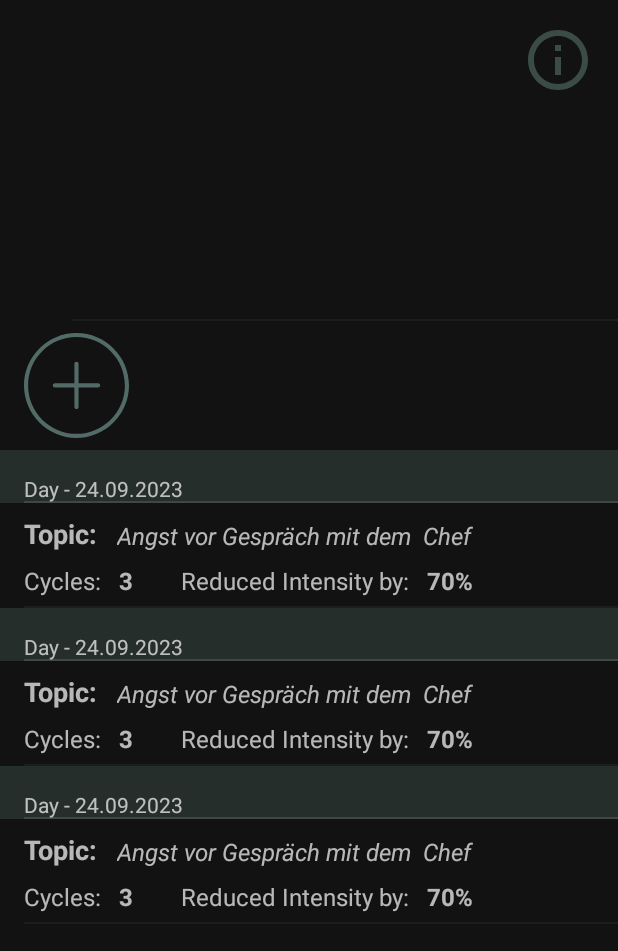
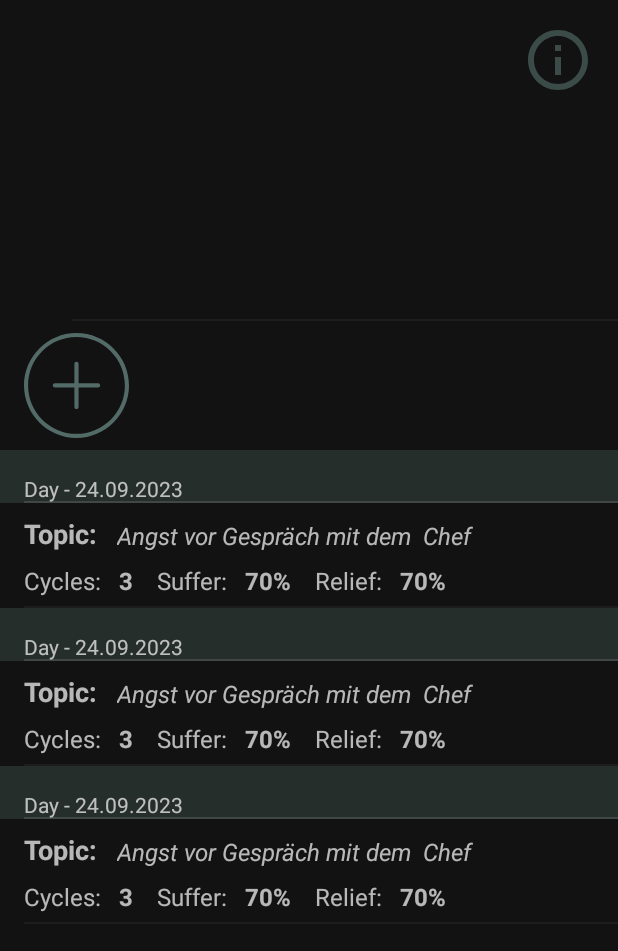
Before and after one commit to JohannKG1980/vividize-android-app, an Android app: the layout fragment_five_steps.xml on its own in the app's theme, with its tools: preview values and no code run, on a phone screen of 412 x 824 dp. Shown: the top 951 px of the screen. Run offline under Robolectric (Android 15) with nearby library versions, the light colour scheme and no system bars; plain views replace BlurView.

Commit message:
optimized five step item layout

```diff
--- a/app/src/main/res/layout/five_step_item_layout.xml
+++ b/app/src/main/res/layout/five_step_item_layout.xml
@@ -66,7 +66,7 @@
             android:layout_marginEnd="16dp"
             android:ellipsize="end"
             android:singleLine="true"
-            android:text="Angst vor Gespräch mit dem  Chef"
+            tools:text="Angst vor Gespräch mit dem  Chef"
             android:textSize="16sp"
             android:textStyle="italic"
             app:layout_constraintBottom_toBottomOf="@+id/tv_topic"
@@ -101,13 +101,13 @@
             app:layout_constraintTop_toTopOf="@+id/tv_cycles_title" />
 
         <TextView
-            android:id="@+id/tv_intensity_title"
+            android:id="@+id/tv_intensity_start_title"
             android:layout_width="wrap_content"
             android:layout_height="wrap_content"
-            android:layout_marginStart="32dp"
+            android:layout_marginStart="16dp"
             android:ellipsize="end"
             android:singleLine="true"
-            android:text="Reduced Intensity by: "
+            android:text="Suffer: "
             android:textSize="16sp"
             app:layout_constraintBottom_toBottomOf="@+id/tv_cycles_title"
             app:layout_constraintStart_toEndOf="@+id/tv_cycles"
@@ -115,7 +115,33 @@
             app:layout_constraintVertical_bias="0.0" />
 
         <TextView
-            android:id="@+id/tv_intensity"
+            android:id="@+id/tv_intensity_start"
+            android:layout_width="wrap_content"
+            android:layout_height="wrap_content"
+            android:layout_marginStart="8dp"
+            tools:text="70%"
+            android:textSize="16sp"
+            android:textStyle="bold"
+            app:layout_constraintBottom_toBottomOf="@+id/tv_cycles_title"
+            app:layout_constraintStart_toEndOf="@+id/tv_intensity_start_title"
+            app:layout_constraintTop_toTopOf="@+id/tv_cycles_title" />
+
+        <TextView
+            android:id="@+id/tv_intensity_end_title"
+            android:layout_width="wrap_content"
+            android:layout_height="wrap_content"
+            android:layout_marginStart="16dp"
+            android:ellipsize="end"
+            android:singleLine="true"
+            android:text="Relief: "
+            android:textSize="16sp"
+            app:layout_constraintBottom_toBottomOf="@+id/tv_cycles_title"
+            app:layout_constraintStart_toEndOf="@+id/tv_intensity_start"
+            app:layout_constraintTop_toTopOf="@+id/tv_cycles_title"
+            app:layout_constraintVertical_bias="0.0" />
+
+        <TextView
+            android:id="@+id/tv_intensity_end"
             android:layout_width="wrap_content"
             android:layout_height="wrap_content"
             android:layout_marginStart="8dp"
@@ -123,7 +149,7 @@
             android:textSize="16sp"
             android:textStyle="bold"
             app:layout_constraintBottom_toBottomOf="@+id/tv_cycles_title"
-            app:layout_constraintStart_toEndOf="@+id/tv_intensity_title"
+            app:layout_constraintStart_toEndOf="@+id/tv_intensity_end_title"
             app:layout_constraintTop_toTopOf="@+id/tv_cycles_title" />
 
         <androidx.constraintlayout.motion.widget.MotionLayout
```
